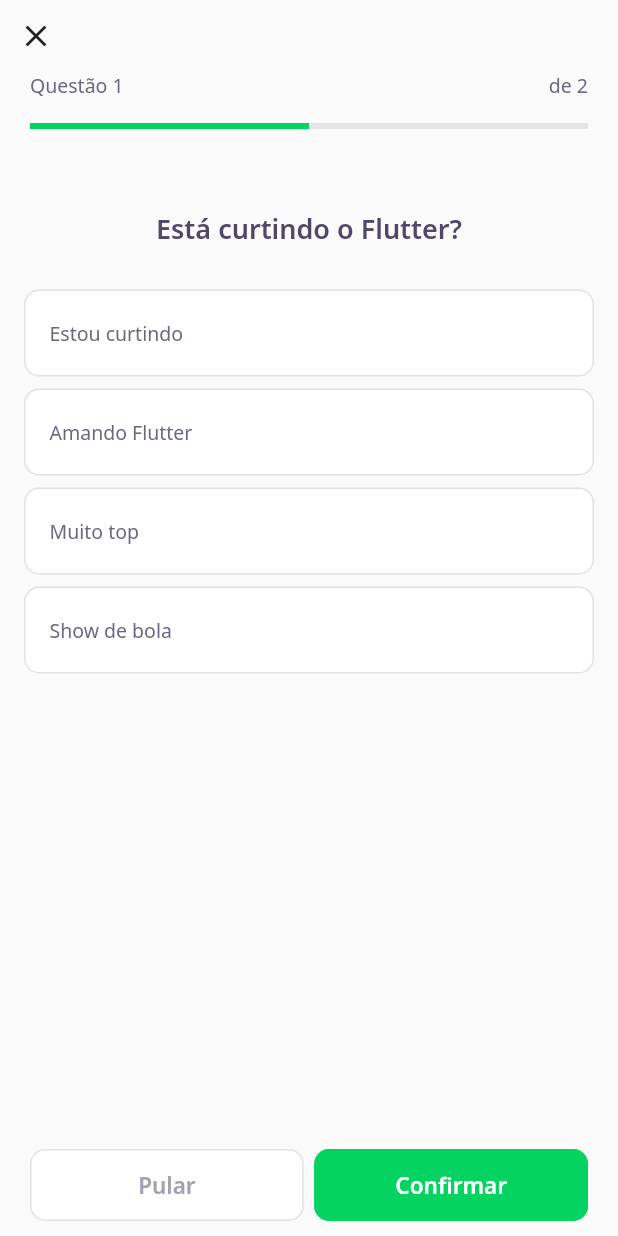
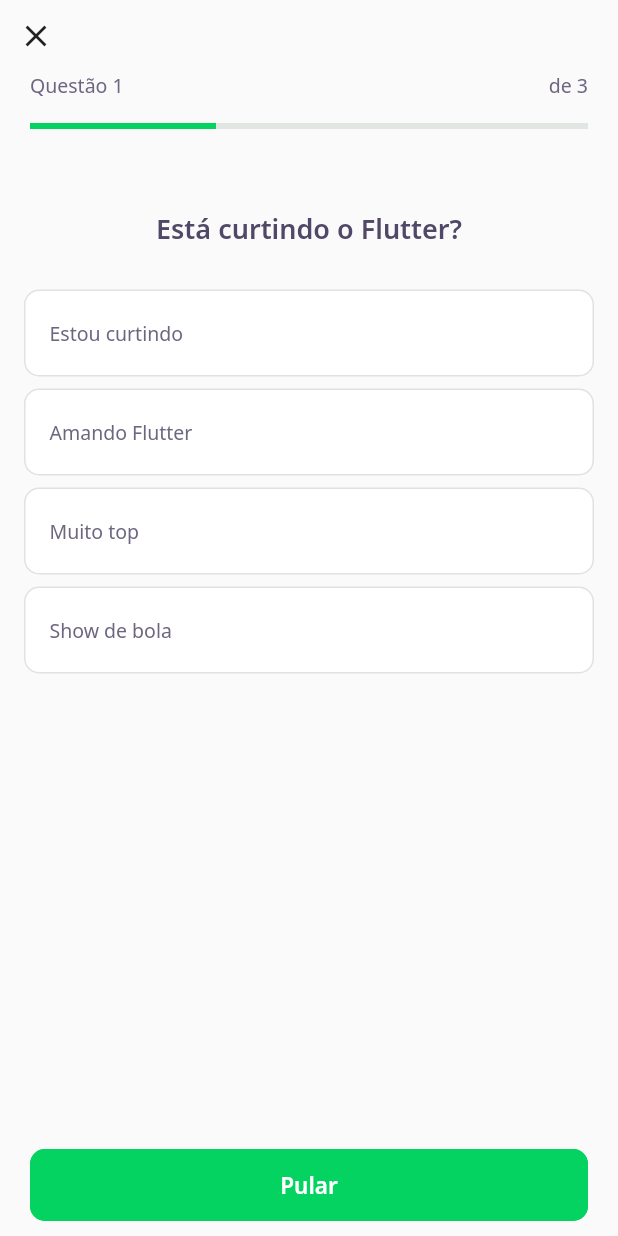
Before and after one commit to SouzaLuiz/dev-quiz, a Flutter app: the screen it shows after launch, after a tap on "NLW 5 Flutter", on a phone screen of 412 x 824 dp. Run offline on Flutter 3.47's test engine with Material 2 defaults, Android fonts, the phone set to English and light mode, and no system bars; our stand-ins replace google_fonts; accounts and stored records are empty; network calls fail.

Commit message:
feat: create conditions for render button

```diff
--- a/assets/database/quizzes.json
+++ b/assets/database/quizzes.json
@@ -40,6 +40,24 @@
             "isRight": true
           }
         ]
+      },
+      {
+        "title": "Está curtindo o Flutter 3?",
+        "awnsers": [
+          {
+            "title": "Estou curtindo"
+          },
+          {
+            "title": "Amando Flutter",
+            "isRight": true
+          },
+          {
+            "title": "Muito top"
+          },
+          {
+            "title": "Show de bola"
+          }
+        ]
       }
     ]
   }
--- a/lib/challenge/challenge_page.dart
+++ b/lib/challenge/challenge_page.dart
@@ -17,12 +17,49 @@ class ChallengePage extends StatefulWidget {
 class _ChallengePageState extends State<ChallengePage> {
   final controller = ChallengeController();
   final pageController = PageController();
+  bool isJumpButton = true;
 
   void initState() {
     pageController.addListener(() {
       controller.currentPage = pageController.page!.toInt() + 1;
     });
+
     super.initState();
+  }
+
+  void handleChangeTextButton() {
+    setState(() {
+      this.isJumpButton = !this.isJumpButton;
+    });
+  }
+
+  void navigateForNextPage() {
+    pageController.nextPage(
+      duration: Duration(milliseconds: 150),
+      curve: Curves.linear,
+    );
+
+    handleChangeTextButton();
+  }
+
+  String getButtonText() {
+    if (controller.currentPage == widget.questions.length) {
+      return 'Finalizar';
+    }
+
+    return isJumpButton ? 'Pular' : 'Próximo';
+  }
+
+  void handleFinishQuiz(BuildContext context) {
+    Navigator.pop(context);
+  }
+
+  void handleClickButton(BuildContext context) {
+    if (controller.currentPage == widget.questions.length) {
+      return handleFinishQuiz(context);
+    }
+
+    navigateForNextPage();
   }
 
   @override
@@ -54,7 +91,12 @@ class _ChallengePageState extends State<ChallengePage> {
       body: PageView(
         physics: NeverScrollableScrollPhysics(),
         controller: pageController,
-        children: widget.questions.map((e) => QuizWidget(question: e)).toList(),
+        children: widget.questions
+            .map((e) => QuizWidget(
+                  question: e,
+                  onSelectAnswer: handleChangeTextButton,
+                ))
+            .toList(),
       ),
       bottomNavigationBar: SafeArea(
         bottom: true,
@@ -64,20 +106,11 @@ class _ChallengePageState extends State<ChallengePage> {
             mainAxisAlignment: MainAxisAlignment.spaceAround,
             children: [
               Expanded(
-                  child: NextButtonWidget.white(
-                label: "Pular",
-                onTap: () {
-                  pageController.nextPage(
-                      duration: Duration(milliseconds: 150),
-                      curve: Curves.linear);
-                },
-              )),
-              SizedBox(width: 7),
-              Expanded(
-                  child: NextButtonWidget.green(
-                label: "Confirmar",
-                onTap: () {},
-              )),
+                child: NextButtonWidget.green(
+                  label: getButtonText(),
+                  onTap: () => handleClickButton(context),
+                ),
+              )
             ],
           ),
         ),
--- a/lib/challenge/widgets/awnser/awnser_widget.dart
+++ b/lib/challenge/widgets/awnser/awnser_widget.dart
@@ -1,40 +1,50 @@
 import 'package:dev_quiz/core/app_colors.dart';
 import 'package:dev_quiz/core/app_text_styles.dart';
+import 'package:dev_quiz/shared/models/awnser-model.dart';
 import 'package:flutter/material.dart';
 
 class AwnserWidget extends StatelessWidget {
-  final String title;
-  final bool isRight;
+  final AwnserModel awnser;
+  final VoidCallback onTap;
+  final bool disabled;
+
   final bool isSelected;
 
   const AwnserWidget({
     Key? key,
-    required this.title,
-    this.isRight = false,
+    required this.awnser,
+    required this.onTap,
     this.isSelected = false,
+    required this.disabled,
   }) : super(key: key);
 
   Color get _selectedColorRight =>
-      isRight ? AppColors.darkGreen : AppColors.darkRed;
+      this.awnser.isRight ? AppColors.darkGreen : AppColors.darkRed;
 
   Color get _selectedBorderRight =>
-      isRight ? AppColors.lightGreen : AppColors.lightRed;
+      this.awnser.isRight ? AppColors.lightGreen : AppColors.lightRed;
 
   Color get _selectedColorCardRight =>
-      isRight ? AppColors.lightGreen : AppColors.lightRed;
+      this.awnser.isRight ? AppColors.lightGreen : AppColors.lightRed;
 
   Color get _selectedBorderCardRight =>
-      isRight ? AppColors.green : AppColors.red;
+      this.awnser.isRight ? AppColors.green : AppColors.red;
 
-  TextStyle get _selectedTextStyleRight =>
-      isRight ? AppTextStyles.bodyDarkGreen : AppTextStyles.bodyDarkRed;
+  TextStyle get _selectedTextStyleRight => this.awnser.isRight
+      ? AppTextStyles.bodyDarkGreen
+      : AppTextStyles.bodyDarkRed;
 
-  IconData get _selectedIconRight => isRight ? Icons.check : Icons.close;
+  IconData get _selectedIconRight =>
+      this.awnser.isRight ? Icons.check : Icons.close;
 
   @override
   Widget build(BuildContext context) {
     return Padding(
       padding: const EdgeInsets.symmetric(vertical: 4),
+      child: IgnorePointer(
+        ignoring: disabled,
+        child: GestureDetector(
+          onTap: onTap,
           child: Container(
             padding: const EdgeInsets.all(16.0),
             decoration: BoxDecoration(
@@ -42,7 +52,8 @@ class AwnserWidget extends StatelessWidget {
               borderRadius: BorderRadius.circular(10),
               border: Border.fromBorderSide(
                 BorderSide(
-              color: isSelected ? _selectedBorderCardRight : AppColors.border,
+                  color:
+                      isSelected ? _selectedBorderCardRight : AppColors.border,
                 ),
               ),
             ),
@@ -51,9 +62,10 @@ class AwnserWidget extends StatelessWidget {
               children: [
                 Expanded(
                   child: Text(
-                title,
-                style:
-                    isSelected ? _selectedTextStyleRight : AppTextStyles.body,
+                    this.awnser.title,
+                    style: isSelected
+                        ? _selectedTextStyleRight
+                        : AppTextStyles.body,
                   ),
                 ),
                 SizedBox(width: 16),
@@ -64,7 +76,8 @@ class AwnserWidget extends StatelessWidget {
                     color: isSelected ? _selectedColorRight : AppColors.white,
                     border: Border.fromBorderSide(
                       BorderSide(
-                    color: isSelected ? _selectedBorderRight : AppColors.white,
+                        color:
+                            isSelected ? _selectedBorderRight : AppColors.white,
                       ),
                     ),
                     borderRadius: BorderRadius.circular(500),
@@ -80,6 +93,8 @@ class AwnserWidget extends StatelessWidget {
               ],
             ),
           ),
+        ),
+      ),
     );
   }
 }
--- a/lib/challenge/widgets/quiz/quiz_widget.dart
+++ b/lib/challenge/widgets/quiz/quiz_widget.dart
@@ -1,12 +1,27 @@
 import 'package:dev_quiz/challenge/widgets/awnser/awnser_widget.dart';
 import 'package:dev_quiz/core/app_text_styles.dart';
+import 'package:dev_quiz/shared/models/awnser-model.dart';
 import 'package:dev_quiz/shared/models/question-model.dart';
 import 'package:flutter/material.dart';
 
-class QuizWidget extends StatelessWidget {
+class QuizWidget extends StatefulWidget {
   final QuestionModel question;
+  final VoidCallback onSelectAnswer;
 
-  const QuizWidget({Key? key, required this.question}) : super(key: key);
+  const QuizWidget({
+    Key? key,
+    required this.question,
+    required this.onSelectAnswer,
+  }) : super(key: key);
+
+  @override
+  _QuizWidgetState createState() => _QuizWidgetState();
+}
+
+class _QuizWidgetState extends State<QuizWidget> {
+  int indexSelected = -1;
+
+  AwnserModel awnser(int index) => widget.question.awnsers[index];
 
   @override
   Widget build(BuildContext context) {
@@ -18,17 +33,21 @@ class QuizWidget extends StatelessWidget {
             height: 40,
           ),
           Text(
-            question.title,
+            widget.question.title,
             style: AppTextStyles.heading,
           ),
           SizedBox(height: 24),
-          ...question.awnsers.map(
-            (e) => AwnserWidget(
-              title: e.title,
-              isRight: e.isRight,
-              isSelected: false,
+          for (var i = 0; i < widget.question.awnsers.length; i++)
+            AwnserWidget(
+              awnser: awnser(i),
+              disabled: indexSelected != -1,
+              isSelected: indexSelected == i,
+              onTap: () {
+                indexSelected = i;
+                widget.onSelectAnswer();
+                setState(() {});
+              },
             ),
-          )
         ],
       ),
     );
```
Lines whose indentation alone changed are shown as unchanged.
